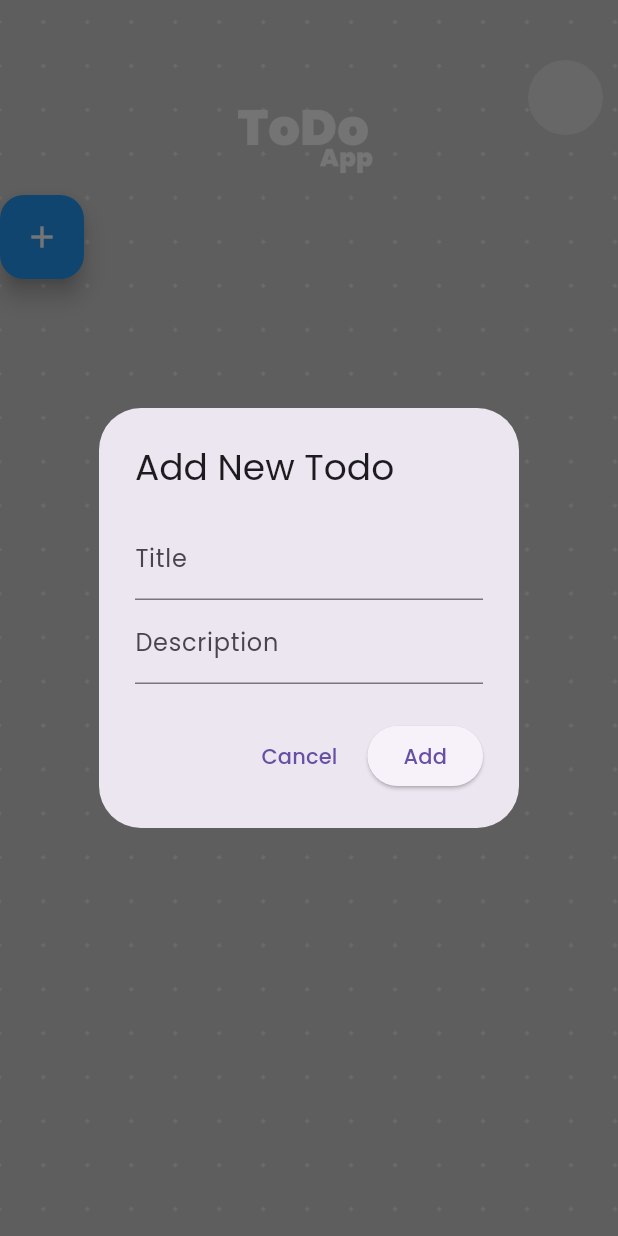
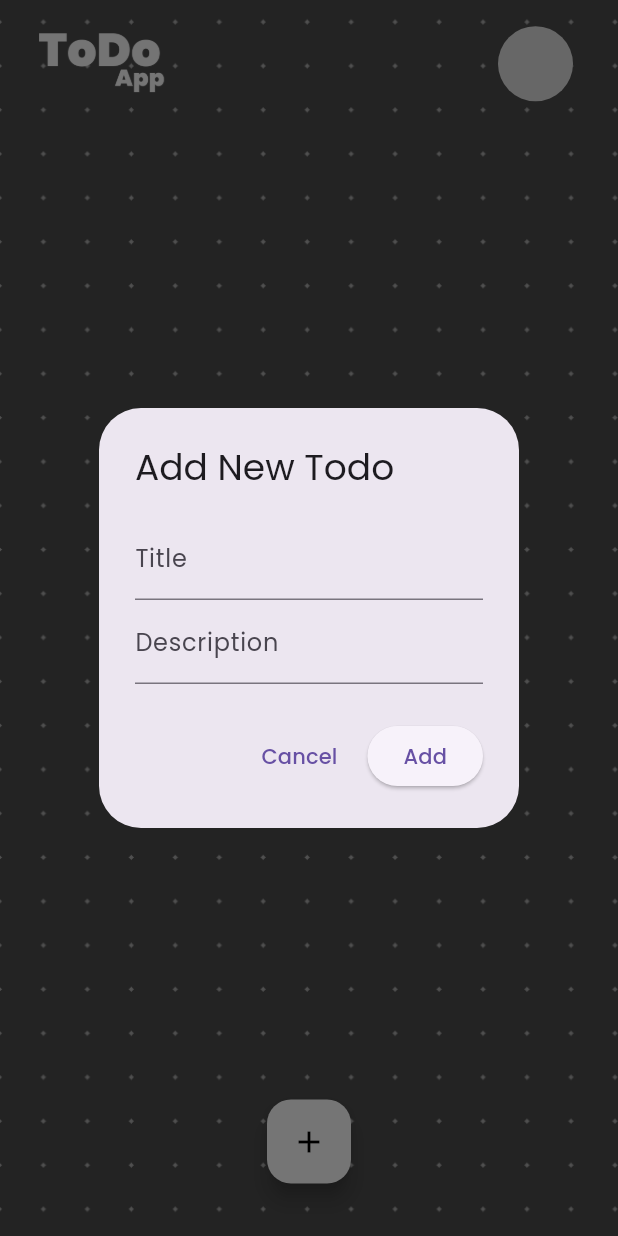
Before and after one commit to ab-h-i-n/flutter_todo, a Flutter app: the screen it shows once a user with an empty profile is signed in, after a tap on the "add" icon, on a phone screen of 412 x 824 dp. Run offline on Flutter 3.47's test engine with Material 3 defaults, Android fonts, the phone set to English and light mode, and no system bars; our stand-ins replace cloud_firestore, firebase_auth, firebase_core, google_fonts, google_sign_in, vibration; accounts and stored records are empty.

Commit message:
finish todo page

```diff
--- a/lib/screens/login_screen.dart
+++ b/lib/screens/login_screen.dart
@@ -1,9 +1,10 @@
 import 'package:flutter/material.dart';
 import 'package:firebase_auth/firebase_auth.dart';
+import 'package:google_fonts/google_fonts.dart';
 import 'package:google_sign_in/google_sign_in.dart';
 
 class LoginScreen extends StatelessWidget {
-  const LoginScreen({Key? key}) : super(key: key);
+  const LoginScreen({super.key});
 
   Future<UserCredential?> _signInWithGoogle() async {
     try {
@@ -73,6 +74,7 @@ class LoginScreen extends StatelessWidget {
                             color: Colors.black,
                             fontSize: 15,
                             fontWeight: FontWeight.w800,
+                            fontFamily: GoogleFonts.poppins().fontFamily,
                           ),
                         ),
                       ],
--- a/lib/screens/todo_app.dart
+++ b/lib/screens/todo_app.dart
@@ -5,28 +5,38 @@ import 'package:todo_flutter/widgets/todo_list.dart';
 import 'package:todo_flutter/widgets/user_avatar.dart';
 
 class ToDoApp extends StatelessWidget {
-  const ToDoApp({Key? key}) : super(key: key);
+  const ToDoApp({super.key});
 
   @override
   Widget build(BuildContext context) {
     return SafeArea(
       child: Container(
         decoration: const BoxDecoration(
-          color: Colors.white,
           image: DecorationImage(
               image: AssetImage('assets/bgImage.png'),
               fit: BoxFit.cover,
-              opacity: 0.2),
+              opacity: 0.7),
         ),
         child: Scaffold(
           backgroundColor: Colors.transparent,
           appBar: AppBar(
-            toolbarHeight: 130,
+            surfaceTintColor: Colors.transparent,
+            toolbarHeight: 80,
             backgroundColor: Colors.transparent,
-            actions: [UserAvatar()],
             flexibleSpace: Padding(
-              padding: const EdgeInsets.only(top: 60),
-              child: Image.asset('assets/logo.png'),
+              padding: EdgeInsets.only(left: 20, right: 20, top: 10, bottom: 5),
+              child: Row(
+                mainAxisAlignment: MainAxisAlignment.spaceBetween,
+                crossAxisAlignment: CrossAxisAlignment.center,
+                children: [
+                  Image(
+                    image: AssetImage('assets/logo.png'),
+                    width: 100,
+                    height: 100,
+                  ),
+                  UserAvatar(),
+                ],
+              ),
             ),
           ),
           body: ToDoBody(),
@@ -37,17 +47,23 @@ class ToDoApp extends StatelessWidget {
 }
 
 class ToDoBody extends StatelessWidget {
-  const ToDoBody({Key? key}) : super(key: key);
+  const ToDoBody({super.key});
 
   @override
   Widget build(BuildContext context) {
-
     final User? user = FirebaseAuth.instance.currentUser;
 
     return Stack(
       children: [
         TodoList(),
-        user != null ? AddTodoButton() : const SizedBox.shrink(),
+        if (user != null)
+          Positioned(
+            width: MediaQuery.of(context).size.width,
+            bottom: 35,
+            child: Center(
+              child: AddTodoButton(),
+            ),
+          ),
       ],
     );
   }
--- a/lib/widgets/add_todo_button.dart
+++ b/lib/widgets/add_todo_button.dart
@@ -2,7 +2,7 @@ import 'package:flutter/material.dart';
 import '../widgets/add_todo_dialog.dart';
 
 class AddTodoButton extends StatelessWidget {
-  const AddTodoButton({Key? key}) : super(key: key);
+  const AddTodoButton({super.key});
 
   @override
   Widget build(BuildContext context) {
@@ -15,8 +15,9 @@ class AddTodoButton extends StatelessWidget {
           },
         );
       },
-      backgroundColor: Colors.blue,
-      child: const Icon(Icons.add, color: Colors.white),
+      backgroundColor: Colors.white,
+      splashColor: Colors.grey,
+      child: const Icon(Icons.add, color: Colors.black),
     );
   }
 }
--- a/lib/widgets/todo_item.dart
+++ b/lib/widgets/todo_item.dart
@@ -6,30 +6,27 @@ class TodoItem extends StatelessWidget {
   final VoidCallback onDelete;
 
   const TodoItem({
-    Key? key,
+    super.key,
     required this.todo,
     required this.onToggleComplete,
     required this.onDelete,
-  }) : super(key: key);
+  });
 
   @override
   Widget build(BuildContext context) {
     return ListTile(
-      leading: GestureDetector(
-        onTap: onToggleComplete,
-        child: Text(
-          todo['isCompleted'] ? '✅' : '❌',
-          style: const TextStyle(fontSize: 25),
-        ),
-      ),
+      contentPadding: EdgeInsets.symmetric(horizontal: 20),
+      onTap: onToggleComplete,
+      onLongPress: onDelete,
+      splashColor: const Color.fromARGB(50, 255, 255, 255),
       title: Text(
         todo['title'],
         style: const TextStyle(fontSize: 20, fontWeight: FontWeight.w600),
       ),
       subtitle: Text(todo['description']),
-      trailing: IconButton(
-        icon: const Icon(Icons.delete, color: Colors.red),
-        onPressed: onDelete,
+      trailing: Text(
+        todo['isCompleted'] ? '✅' : '❌',
+        style: const TextStyle(fontSize: 25),
       ),
     );
   }
--- a/lib/widgets/todo_list.dart
+++ b/lib/widgets/todo_list.dart
@@ -1,18 +1,20 @@
 import 'package:cloud_firestore/cloud_firestore.dart';
 import 'package:firebase_auth/firebase_auth.dart';
 import 'package:flutter/material.dart';
-import 'package:todo_flutter/widgets/signin_button.dart';
+import 'package:google_fonts/google_fonts.dart';
+import 'package:todo_flutter/screens/login_screen.dart';
+import 'package:vibration/vibration.dart';
 import '../widgets/todo_item.dart';
 
 class TodoList extends StatelessWidget {
-  const TodoList({Key? key}) : super(key: key);
+  const TodoList({super.key});
 
   @override
   Widget build(BuildContext context) {
     final User? user = FirebaseAuth.instance.currentUser;
 
     if (user == null) {
-      return const Center(child: SigninButton());
+      return LoginScreen();
     }
 
     return StreamBuilder<QuerySnapshot>(
@@ -23,21 +25,43 @@ class TodoList extends StatelessWidget {
           .snapshots(),
       builder: (context, snapshot) {
         if (snapshot.connectionState == ConnectionState.waiting) {
-          return const Center(child: CircularProgressIndicator());
+          return const Center(
+              child: CircularProgressIndicator(
+            color: Colors.white,
+            backgroundColor: Colors.black,
+            strokeWidth: 5,
+          ));
         }
+
         if (!snapshot.hasData || snapshot.data!.docs.isEmpty) {
-          return const Center(child: Text('No todos yet. Add a new one!'));
+          return Center(
+            child: Text(
+              'Add a new todo!',
+              style: TextStyle(
+                fontSize: 20,
+                fontWeight: FontWeight.bold,
+                fontFamily: GoogleFonts.poppins().fontFamily,
+              ),
+            ),
+          );
         }
 
         final todos = snapshot.data!.docs;
 
         return ListView.builder(
+          padding: const EdgeInsets.symmetric(horizontal: 5),
+          physics: const BouncingScrollPhysics(),
           itemCount: todos.length,
           itemBuilder: (context, index) {
             final todo = todos[index];
             return TodoItem(
               todo: todo.data() as Map<String, dynamic>,
               onToggleComplete: () async {
+
+                if ((await Vibration.hasVibrator()) ?? false) {
+                  Vibration.vibrate(duration: 50);
+                }
+
                 final isCompleted = todo['isCompleted'] as bool;
                 await FirebaseFirestore.instance
                     .collection('todos')
@@ -45,6 +69,11 @@ class TodoList extends StatelessWidget {
                     .update({'isCompleted': !isCompleted});
               },
               onDelete: () async {
+
+                if ((await Vibration.hasVibrator()) ?? false) {
+                  Vibration.vibrate(duration: 200);
+                }
+
                 await FirebaseFirestore.instance
                     .collection('todos')
                     .doc(todo.id)
--- a/lib/widgets/user_avatar.dart
+++ b/lib/widgets/user_avatar.dart
@@ -1,8 +1,9 @@
 import 'package:firebase_auth/firebase_auth.dart';
 import 'package:flutter/material.dart';
+import 'package:google_sign_in/google_sign_in.dart';
 
 class UserAvatar extends StatelessWidget {
-  const UserAvatar({Key? key}) : super(key: key);
+  const UserAvatar({super.key});
 
   @override
   Widget build(BuildContext context) {
@@ -34,6 +35,7 @@ class UserAvatar extends StatelessWidget {
 
             if (shouldLogout ?? false) {
               await FirebaseAuth.instance.signOut();
+              await GoogleSignIn().signOut();
               Navigator.of(context).pushReplacementNamed('/login');
             }
           },
--- a/pubspec.yaml
+++ b/pubspec.yaml
@@ -40,6 +40,7 @@ dependencies:
   cloud_firestore: ^5.6.0
   accordion: ^2.6.0
   google_fonts: ^6.2.1
+  vibration: ^2.0.1
 
 dev_dependencies:
   flutter_test:
```
Also changed, not shown: pubspec.lock, 1 other file.
